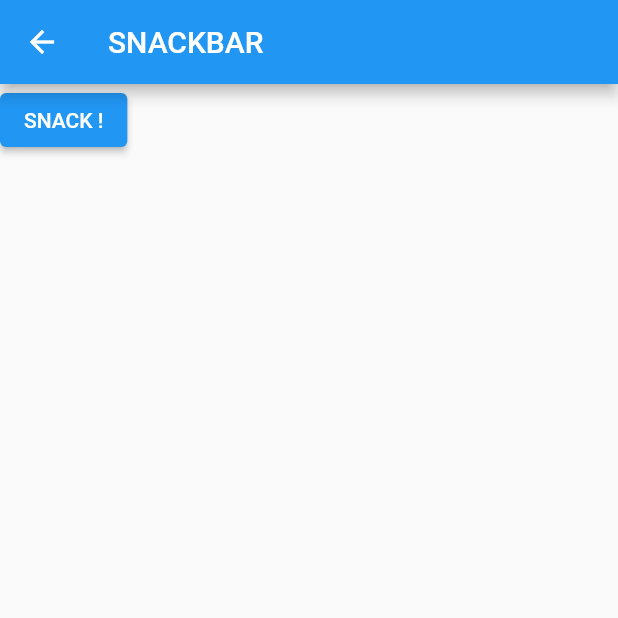
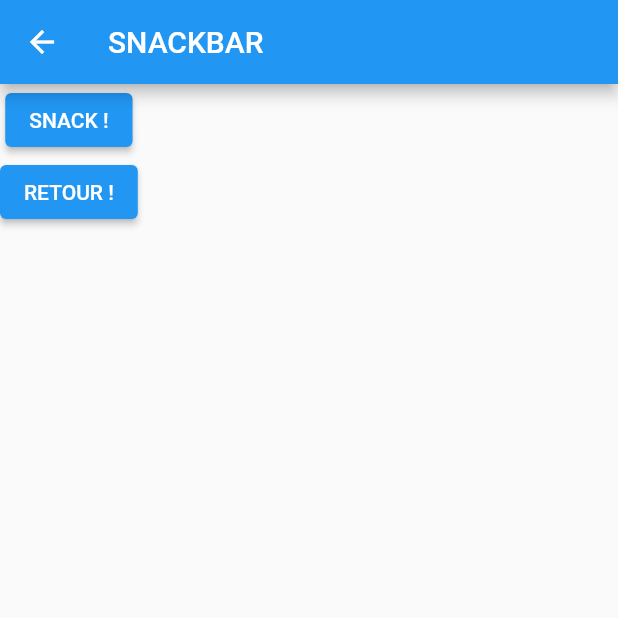
Before and after one commit to fabienlierville/ril21-1-flutter-navigation, a Flutter app: the screen it shows after launch, item 3 of the bottom bar chosen, on a phone screen of 412 x 824 dp, the top half of it. Run offline on Flutter 3.47's test engine with Material 2 defaults, Android fonts, the phone set to English and light mode, and no system bars.

```diff
--- a/lib/pages/page_snack.dart
+++ b/lib/pages/page_snack.dart
@@ -19,7 +19,13 @@ class _PageSnackState extends State<PageSnack> {
           ElevatedButton(
               onPressed: callSnack,
               child: Text("SNACK !")
-          )
+          ),
+          ElevatedButton(
+              onPressed: (){
+                Navigator.pop(context);
+              },
+              child: Text("RETOUR !")
+          ),
         ],
       ) ,
     );
```
